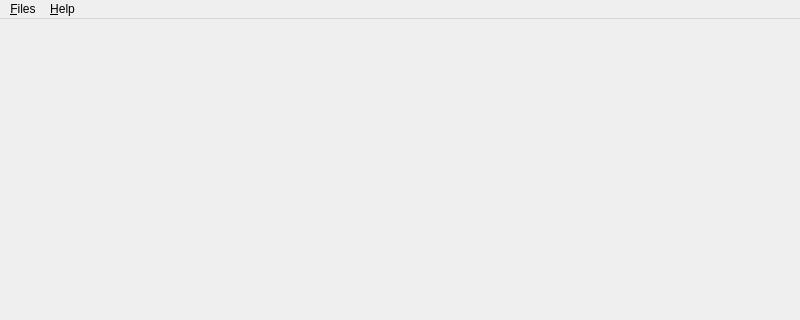
Above: qmesydaq/mesydaq2mainwindow.ui from flueke/qmesydaq before the change; both pictures show x 0 to 800 and y 0 to 320 of the 800 by 600 pixel window. Below: the same form after it.
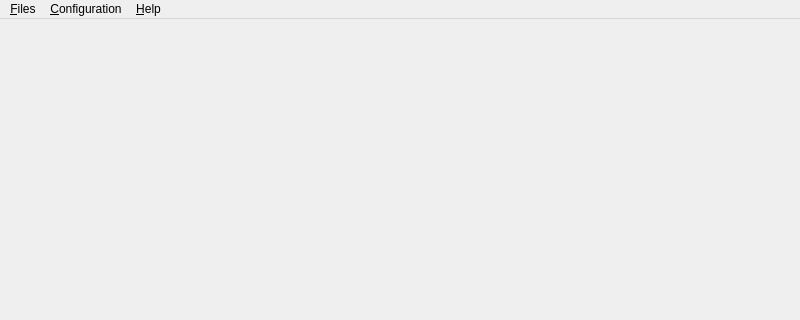
That is the form after the change.

Commit message:
Move the file configuration to the menu.
The setup of the default pathes for the different file types like
- configuration files
- list mode data file
- histogram data files
...
has moved into a separate dialog in the 'configuration->general'
menu.

```diff
--- a/qmesydaq/mesydaq2mainwindow.ui
+++ b/qmesydaq/mesydaq2mainwindow.ui
@@ -20,7 +20,7 @@
      <x>0</x>
      <y>0</y>
      <width>800</width>
-     <height>24</height>
+     <height>23</height>
     </rect>
    </property>
    <widget class="QMenu" name="menu_Files">
@@ -49,7 +49,14 @@
     <addaction name="action_About"/>
     <addaction name="actionAbout_Qt"/>
    </widget>
+   <widget class="QMenu" name="menu_Configuration">
+    <property name="title">
+     <string>&amp;Configuration</string>
+    </property>
+    <addaction name="action_General"/>
+   </widget>
    <addaction name="menu_Files"/>
+   <addaction name="menu_Configuration"/>
    <addaction name="menu_Help"/>
   </widget>
   <widget class="QStatusBar" name="statusbar"/>
```
Left out of the diff: 11 changed lines with no effect on the pictures. The commit also changes 9 other files.
